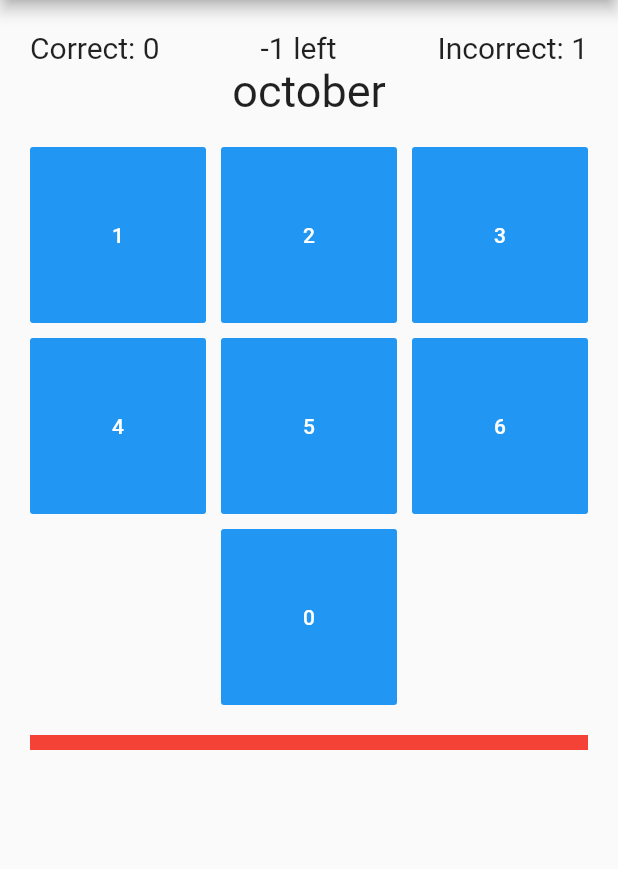
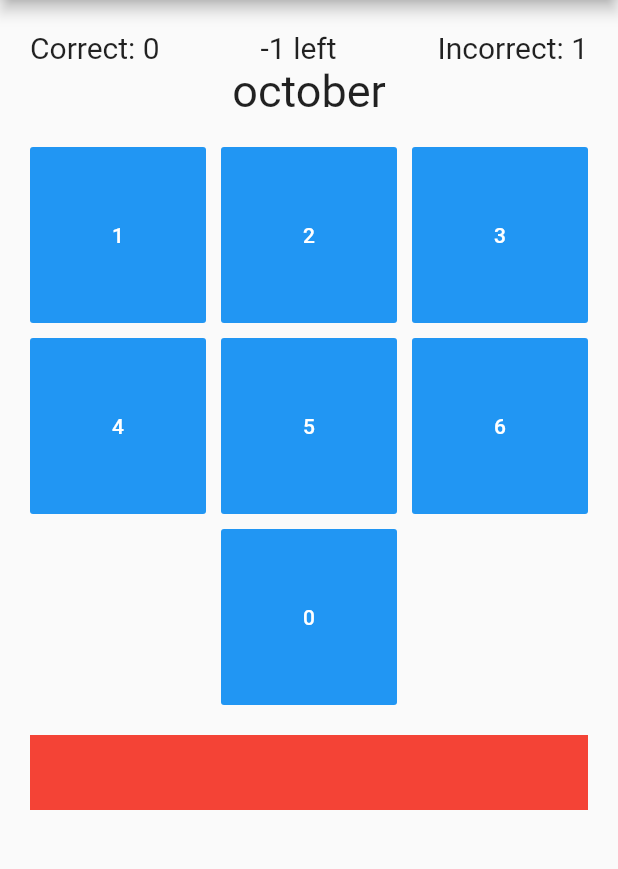
Before and after one commit to broodjeaap/ohthatsa, a Flutter app: the MonthPracticePage screen opened directly with empty values, after a tap on an icon or button, on a phone screen of 412 x 824 dp, the part 84-953 px from its top. Run offline on Flutter 3.47's test engine with Material 2 defaults, Android fonts, the phone set to English and light mode, and no system bars; our stand-ins replace numberpicker; statements that could not run were skipped.

Commit message:
Increased size of right/wrong answers in month practice

```diff
--- a/lib/pages/practice/month/MonthPracticePage.dart
+++ b/lib/pages/practice/month/MonthPracticePage.dart
@@ -31,7 +31,7 @@ class _MonthPracticeState extends State<MonthPracticePage> {
       answerBoxes.add(
           new Expanded(
             child: new Container(
-              height: 10,
+              height: 50,
               color: c
             )
           )
@@ -41,7 +41,7 @@ class _MonthPracticeState extends State<MonthPracticePage> {
       answerBoxes.add(
           new Expanded(
               child: new Container(
-                  height: 10,
+                  height: 50,
                   color: Colors.blue,
               )
           )
```
